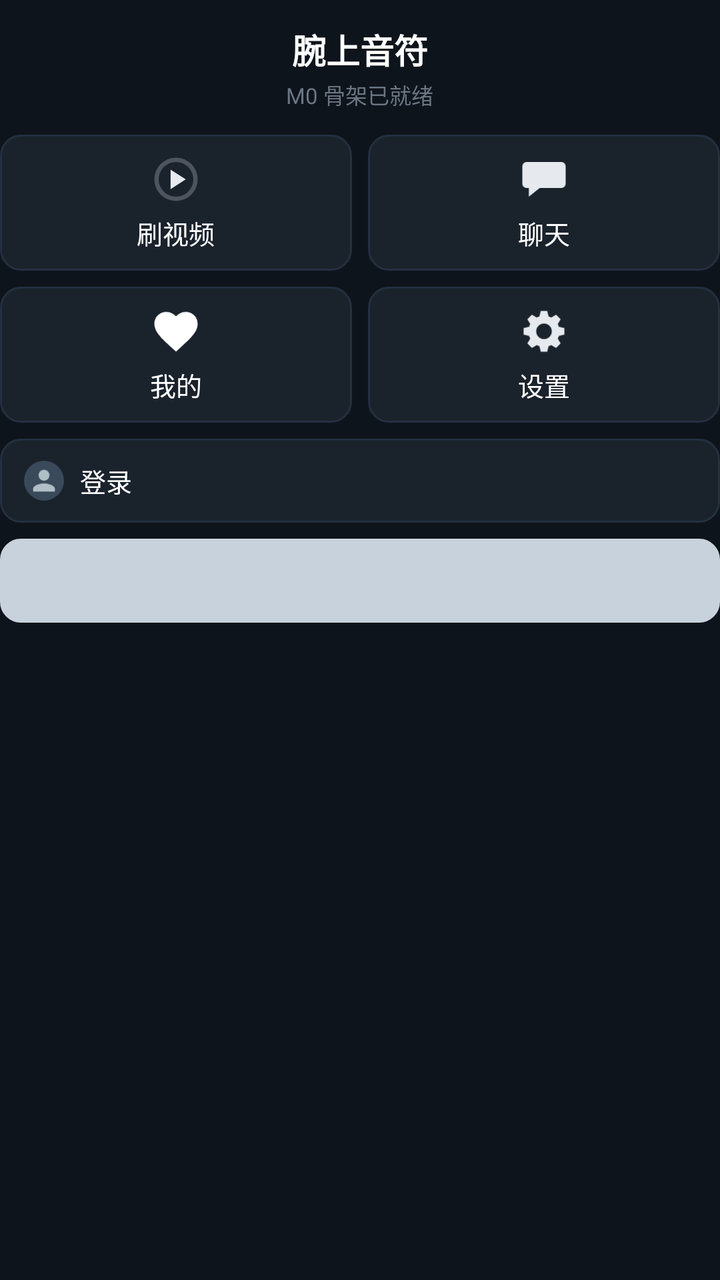
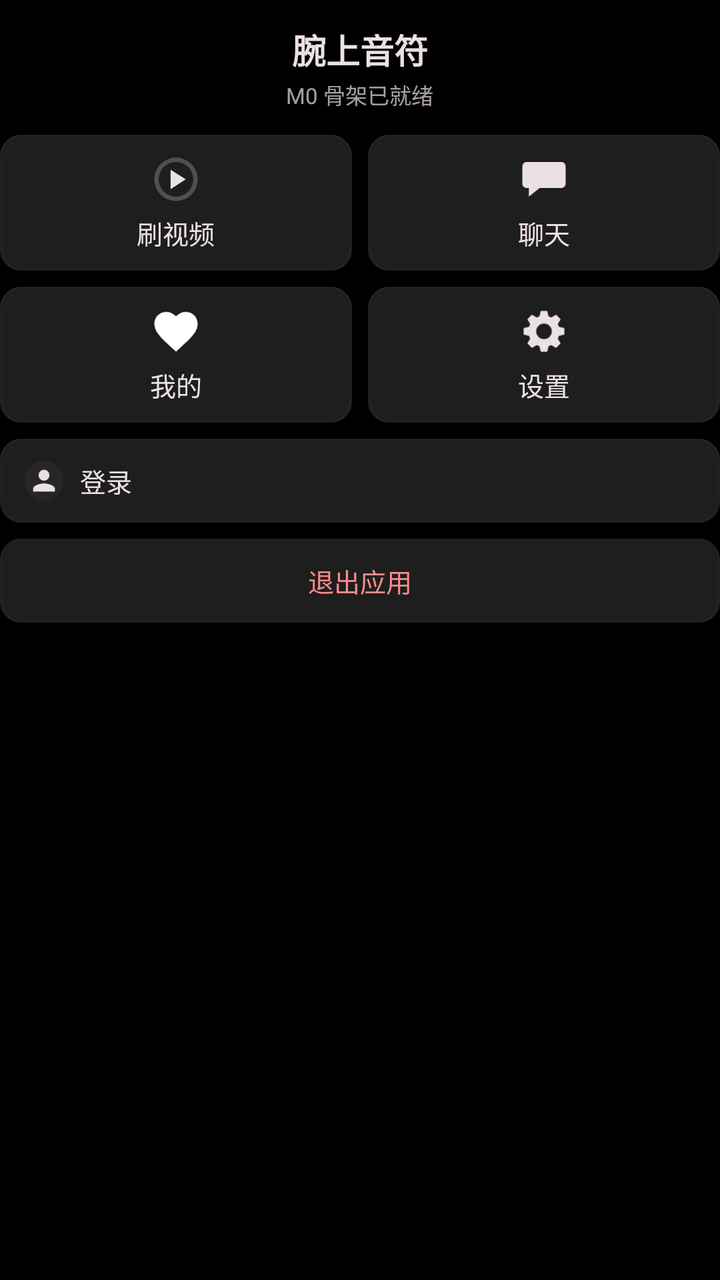

The first picture is an Android layout as it rendered before a commit; the second is the same layout after the commit. The layout source and the unified diff follow.
<!-- AndroidManifest.xml: application theme Theme.Dywatch -->
<!-- res/layout/activity_main.xml -->
<?xml version="1.0" encoding="utf-8"?>
<ScrollView xmlns:android="http://schemas.android.com/apk/res/android"
    xmlns:app="http://schemas.android.com/apk/res-auto"
    android:layout_width="match_parent"
    android:layout_height="match_parent"
    android:background="@color/bg_base"
    android:fillViewport="true"
    android:scrollbars="none">

    <LinearLayout
        android:layout_width="match_parent"
        android:layout_height="wrap_content"
        android:gravity="center_horizontal"
        android:orientation="vertical"
        android:paddingTop="@dimen/s3"
        android:paddingBottom="@dimen/s4">

        <TextView
            android:id="@+id/tv_title"
            android:layout_width="wrap_content"
            android:layout_height="wrap_content"
            android:layout_marginTop="@dimen/s2"
            android:text="@string/app_name"
            android:textColor="@color/text_primary"
            android:textSize="@dimen/t_title"
            android:textStyle="bold" />

        <TextView
            android:id="@+id/tv_status"
            android:layout_width="wrap_content"
            android:layout_height="wrap_content"
            android:layout_marginTop="@dimen/s1"
            android:text="@string/hello_m0"
            android:textColor="@color/text_muted"
            android:textSize="@dimen/t_caption" />

        
        <LinearLayout
            android:layout_width="match_parent"
            android:layout_height="wrap_content"
            android:layout_marginTop="@dimen/s4"
            android:orientation="horizontal">

            <LinearLayout
                android:id="@+id/btn_feed"
                style="@style/EntryCard"
                android:layout_marginRight="@dimen/s3">

                <ImageView style="@style/EntryCardIcon" android:src="@drawable/ic_play" />

                <TextView style="@style/EntryCardLabel" android:text="刷视频" />
            </LinearLayout>

            <LinearLayout
                android:id="@+id/btn_chat"
                style="@style/EntryCard">

                <ImageView style="@style/EntryCardIcon" android:src="@drawable/ic_chat" />

                <TextView style="@style/EntryCardLabel" android:text="聊天" />
            </LinearLayout>
        </LinearLayout>

        
        <LinearLayout
            android:layout_width="match_parent"
            android:layout_height="wrap_content"
            android:layout_marginTop="@dimen/s3"
            android:orientation="horizontal">

            <LinearLayout
                android:id="@+id/btn_mine"
                style="@style/EntryCard"
                android:layout_marginRight="@dimen/s3">

                <ImageView style="@style/EntryCardIcon" android:src="@drawable/ic_heart" />

                <TextView style="@style/EntryCardLabel" android:text="我的" />
            </LinearLayout>

            <LinearLayout
                android:id="@+id/btn_settings"
                style="@style/EntryCard">

                <ImageView style="@style/EntryCardIcon" android:src="@drawable/ic_gear" />

                <TextView style="@style/EntryCardLabel" android:text="设置" />
            </LinearLayout>
        </LinearLayout>

        
        <LinearLayout
            android:id="@+id/btn_login"
            android:layout_width="match_parent"
            android:layout_height="@dimen/ctrl_min"
            android:layout_marginTop="@dimen/s3"
            android:background="@drawable/bg_settings_row"
            android:gravity="center_vertical"
            android:orientation="horizontal"
            android:paddingHorizontal="@dimen/s4">

            <ImageView
                android:layout_width="20dp"
                android:layout_height="20dp"
                android:src="@drawable/ic_avatar" />

            <TextView
                android:id="@+id/lbl_login"
                android:layout_width="0dp"
                android:layout_height="wrap_content"
                android:layout_marginStart="@dimen/s3"
                android:layout_weight="1"
                android:text="登录"
                android:textColor="@color/text_primary"
                android:textSize="@dimen/t_body" />

            <TextView
                android:id="@+id/lbl_login_state"
                android:layout_width="wrap_content"
                android:layout_height="wrap_content"
                android:textColor="@color/text_muted"
                android:textSize="@dimen/t_caption" />
        </LinearLayout>

        
        <Button
            android:id="@+id/btn_exit"
            android:layout_width="match_parent"
            android:layout_height="@dimen/ctrl_min"
            android:layout_marginTop="@dimen/s3"
            android:background="@drawable/bg_settings_row"
            android:backgroundTint="@null"
            android:text="退出应用"
            android:textColor="@color/danger"
            android:textSize="@dimen/t_body" />

        
        <TextView
            android:id="@+id/tv_about"
            android:layout_width="wrap_content"
            android:layout_height="wrap_content"
            android:layout_marginTop="@dimen/s3"
            android:textColor="@color/text_faint"
            android:textSize="@dimen/t_caption" />
    </LinearLayout>
</ScrollView>
<!-- resources referenced by this layout -->
<resources>
  <color name="bg_base">#0E141B</color>
  <color name="danger">#C8D2DC</color>
  <color name="text_faint">#4A5560</color>
  <color name="text_muted">#6B7684</color>
  <color name="text_primary">#FFFFFF</color>
  <dimen name="ctrl_min">42dp</dimen>
  <dimen name="s1">2dp</dimen>
  <dimen name="s2">4dp</dimen>
  <dimen name="s3">8dp</dimen>
  <dimen name="s4">12dp</dimen>
  <dimen name="t_body">13sp</dimen>
  <dimen name="t_caption">11sp</dimen>
  <dimen name="t_title">17sp</dimen>
  <!-- drawable ic_avatar (drawable) -->
  <?xml version="1.0" encoding="utf-8"?>
  <vector xmlns:android="http://schemas.android.com/apk/res/android"
      android:width="44dp" android:height="44dp"
      android:viewportWidth="44" android:viewportHeight="44">
      <path android:fillColor="#FF3A4A5A"
          android:pathData="M22,22m-22,0a22,22 0,1 1,44 0a22,22 0,1 1,-44 0"/>
      <path android:fillColor="#FFB0BEC5"
          android:pathData="M22,22c3.3,0 6,-2.7 6,-6s-2.7,-6 -6,-6 -6,2.7 -6,6 2.7,6 6,6zM22,25c-4,0 -12,2 -12,6v3h24v-3c0,-4 -8,-6 -12,-6z"/>
  </vector>
  <!-- drawable ic_chat (drawable) -->
  <?xml version="1.0" encoding="utf-8"?>
  <vector xmlns:android="http://schemas.android.com/apk/res/android"
      android:width="24dp" android:height="24dp"
      android:viewportWidth="24" android:viewportHeight="24"
      android:tint="@color/icon_on_surface">
      <path android:fillColor="#FFFFFFFF"
          android:pathData="M4,4 L20,4 A2,2 0 0,1 22,6 L22,14 A2,2 0 0,1 20,16 L10,16 L5,20 L5,16 L4,16 A2,2 0 0,1 2,14 L2,6 A2,2 0 0,1 4,4 Z" />
      <path android:fillColor="#FF0E141B"
          android:pathData="M6,8.5 h12 v1.6 h-12 z M6,11.6 h8 v1.6 h-8 z" />
  </vector>
  <string name="app_name">腕上音符</string>
  <string name="hello_m0">M0 骨架已就绪</string>
  <style name="EntryCard">
          <item name="android:layout_width">0dp</item>
          <item name="android:layout_height">68dp</item>
          <item name="android:layout_weight">1</item>
          <item name="android:orientation">vertical</item>
          <item name="android:gravity">center</item>
          <item name="android:background">@drawable/bg_settings_row</item>
      </style>
  <style name="EntryCardIcon">
          <item name="android:layout_width">26dp</item>
          <item name="android:layout_height">26dp</item>
          <item name="android:layout_gravity">center_horizontal</item>
      </style>
  <style name="EntryCardLabel">
          <item name="android:layout_width">wrap_content</item>
          <item name="android:layout_height">wrap_content</item>
          <item name="android:layout_marginTop">@dimen/s2</item>
          <item name="android:layout_gravity">center_horizontal</item>
          <item name="android:textColor">@color/text_primary</item>
          <item name="android:textSize">@dimen/t_body</item>
      </style>
  <style name="Theme.Dywatch" parent="Theme.Material3.DayNight.NoActionBar">
          <item name="android:windowBackground">@color/bg_base</item>
          <item name="colorPrimary">@color/accent</item>
          <item name="colorOnPrimary">@color/bg_base</item>
          <item name="colorSecondary">@color/accent</item>
          <item name="colorOnSecondary">@color/bg_base</item>
          <item name="colorSurface">@color/bg_surface</item>
          <item name="colorOnSurface">@color/text_primary</item>
          <item name="android:textColorPrimary">@color/text_primary</item>
          <item name="android:textColorSecondary">@color/text_secondary</item>
          <item name="android:statusBarColor">@color/bg_base</item>
      </style>
  <color name="bg_control">#243040</color>
  <dimen name="r_card">10dp</dimen>
  <color name="accent_dim">#333C46</color>
  <color name="bg_card">#1A222C</color>
  <color name="icon_on_surface">#E6EAEE</color>
  <color name="accent">#C8D2DC</color>
  <color name="bg_surface">#161C22</color>
  <color name="text_secondary">#9AA7B4</color>
  <!-- unchanged entries left out for length: 4 -->
</resources>

<!-- the commit's change to res/layout/activity_main.xml (unified diff, before → after) -->
@@ -123,13 +123,13 @@
         </LinearLayout>
 
         
-        <Button
+        <TextView
             android:id="@+id/btn_exit"
             android:layout_width="match_parent"
             android:layout_height="@dimen/ctrl_min"
             android:layout_marginTop="@dimen/s3"
             android:background="@drawable/bg_settings_row"
-            android:backgroundTint="@null"
+            android:gravity="center"
             android:text="退出应用"
             android:textColor="@color/danger"
             android:textSize="@dimen/t_body" />
<!-- resource entries referenced after the edit -->
@@ -1,10 +1,10 @@
 <!-- resources referenced by this layout -->
 <resources>
-  <color name="bg_base">#0E141B</color>
-  <color name="danger">#C8D2DC</color>
-  <color name="text_faint">#4A5560</color>
-  <color name="text_muted">#6B7684</color>
-  <color name="text_primary">#FFFFFF</color>
+  <color name="bg_base">#000000</color>
+  <color name="danger">#FF8A8A</color>
+  <color name="text_faint">#70707070</color>
+  <color name="text_muted">#B3EBE0E2</color>
+  <color name="text_primary">#EBE0E2</color>
   <dimen name="ctrl_min">42dp</dimen>
   <dimen name="s1">2dp</dimen>
   <dimen name="s2">4dp</dimen>
@@ -18,9 +18,9 @@
   <vector xmlns:android="http://schemas.android.com/apk/res/android"
       android:width="44dp" android:height="44dp"
       android:viewportWidth="44" android:viewportHeight="44">
-      <path android:fillColor="#FF3A4A5A"
+      <path android:fillColor="#FF262626"
           android:pathData="M22,22m-22,0a22,22 0,1 1,44 0a22,22 0,1 1,-44 0"/>
-      <path android:fillColor="#FFB0BEC5"
+      <path android:fillColor="#FFEBE0E2"
           android:pathData="M22,22c3.3,0 6,-2.7 6,-6s-2.7,-6 -6,-6 -6,2.7 -6,6 2.7,6 6,6zM22,25c-4,0 -12,2 -12,6v3h24v-3c0,-4 -8,-6 -12,-6z"/>
   </vector>
   <!-- drawable ic_chat (drawable) -->
@@ -31,7 +31,7 @@
       android:tint="@color/icon_on_surface">
       <path android:fillColor="#FFFFFFFF"
           android:pathData="M4,4 L20,4 A2,2 0 0,1 22,6 L22,14 A2,2 0 0,1 20,16 L10,16 L5,20 L5,16 L4,16 A2,2 0 0,1 2,14 L2,6 A2,2 0 0,1 4,4 Z" />
-      <path android:fillColor="#FF0E141B"
+      <path android:fillColor="#FF000000"
           android:pathData="M6,8.5 h12 v1.6 h-12 z M6,11.6 h8 v1.6 h-8 z" />
   </vector>
   <string name="app_name">腕上音符</string>
@@ -67,16 +67,17 @@
           <item name="colorOnSurface">@color/text_primary</item>
           <item name="android:textColorPrimary">@color/text_primary</item>
           <item name="android:textColorSecondary">@color/text_secondary</item>
-          <item name="android:statusBarColor">@color/bg_base</item>
+          
+          <item name="android:statusBarColor">@color/accent</item>
       </style>
-  <color name="bg_control">#243040</color>
+  <color name="bg_control">#CC262626</color>
   <dimen name="r_card">10dp</dimen>
-  <color name="accent_dim">#333C46</color>
-  <color name="bg_card">#1A222C</color>
-  <color name="icon_on_surface">#E6EAEE</color>
-  <color name="accent">#C8D2DC</color>
-  <color name="bg_surface">#161C22</color>
-  <color name="text_secondary">#9AA7B4</color>
+  <color name="accent_dim">#66FB8787</color>
+  <color name="bg_card">#CC262626</color>
+  <color name="icon_on_surface">#EBE0E2</color>
+  <color name="accent">#FBFB8787</color>
+  <color name="bg_surface">#0D0D0D</color>
+  <color name="text_secondary">#D9EBE0E2</color>
   <!-- unchanged entries left out for length: 4 -->
 </resources>
 
